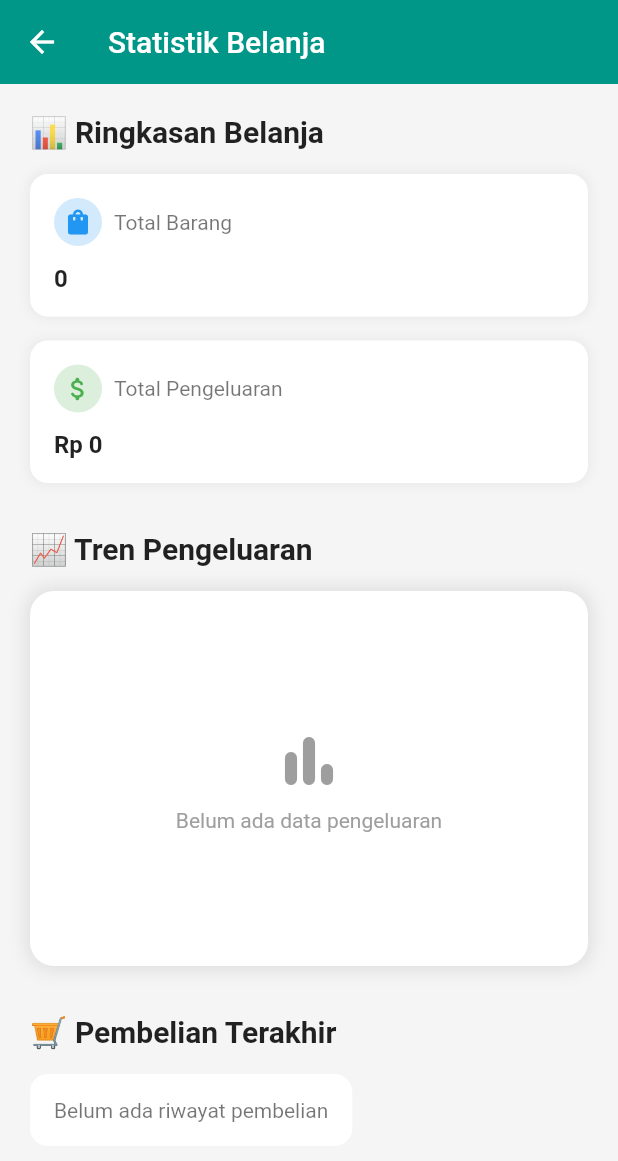
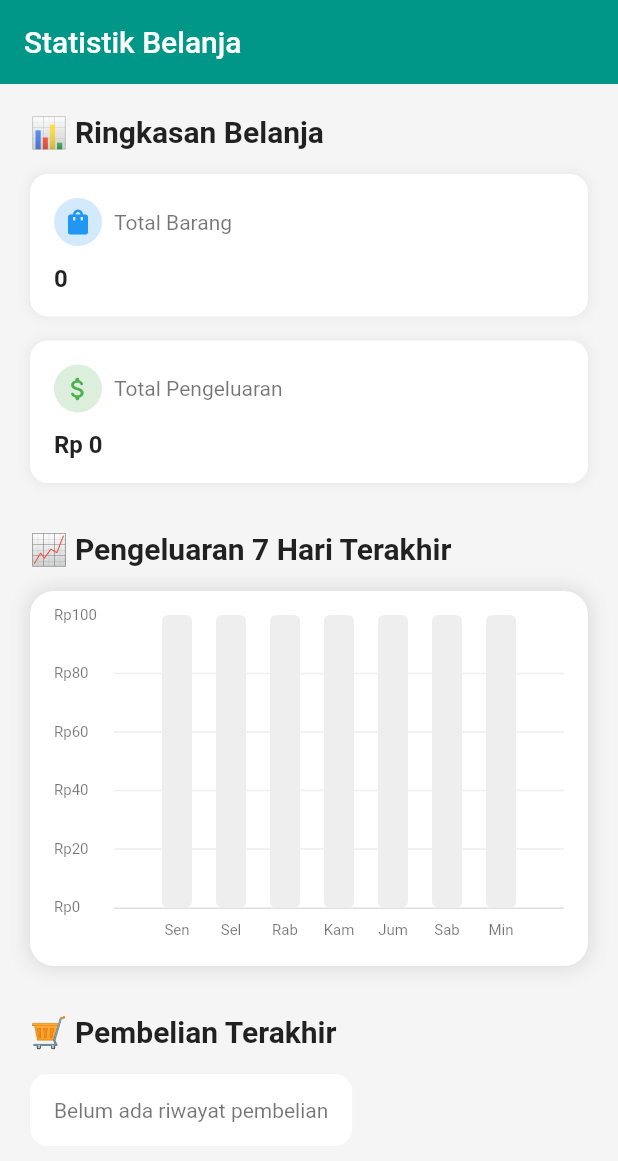
Before and after one commit to isyanaariprabhaa/project_uas_smartbuy, a Flutter app: the StatistikScreen screen opened directly, on a phone screen of 412 x 824 dp. Shown: the top 1161 px of the screen. Run offline on Flutter 3.47's test engine with Material 3 defaults, Android fonts, the phone set to English and light mode, and no system bars; drawn by our look-alikes of fl_chart; our stand-ins replace image_picker, share_plus, shared_preferences, sqflite; accounts and stored records are empty.

Commit message:
Pembaruan Fitur

```diff
--- a/lib/screens/item_detail_screen.dart
+++ b/lib/screens/item_detail_screen.dart
@@ -17,7 +17,7 @@ class ItemDetailScreen extends StatelessWidget {
       nama: item.nama,
       harga: item.harga,
       status: 'Sudah Dibeli',
-      tanggal: item.tanggal,
+      tanggal: DateFormat('dd-MM-yyyy').format(DateTime.now()),
       foto: item.foto,
     );
     await DatabaseHelper.instance.updateItem(updated);
@@ -252,7 +252,7 @@ class ItemDetailScreen extends StatelessWidget {
                   _buildDetailSection(
                     context,
                     icon: Icons.calendar_today_rounded,
-                    label: "Tanggal Ditambahkan",
+                    label: item.status == 'Sudah Dibeli' ? "Tanggal Dibeli" : "Tanggal Ditambahkan",
                     value: DateFormat('dd MMMM yyyy', 'id_ID').format(
                       DateFormat('dd-MM-yyyy').parse(item.tanggal)
                     ),
--- a/lib/screens/profile_screen.dart
+++ b/lib/screens/profile_screen.dart
@@ -76,6 +76,7 @@ class _ProfileScreenState extends State<ProfileScreen> {
             backgroundColor: theme.primaryColor,
             foregroundColor: Colors.white,
             elevation: 0,
+            automaticallyImplyLeading: false,
             actions: [
               IconButton(
                 icon: Icon(Icons.edit_rounded),
--- a/lib/screens/riwayat_screen.dart
+++ b/lib/screens/riwayat_screen.dart
@@ -49,6 +49,7 @@ class _RiwayatScreenState extends State<RiwayatScreen> {
         backgroundColor: theme.primaryColor,
         foregroundColor: Colors.white,
         elevation: 0,
+        automaticallyImplyLeading: false,
       ),
       body:
           _isLoading
--- a/lib/screens/statistik_screen.dart
+++ b/lib/screens/statistik_screen.dart
@@ -73,6 +73,7 @@ class _StatistikScreenState extends State<StatistikScreen> {
         backgroundColor: primaryColor,
         foregroundColor: Colors.white,
         elevation: 0,
+        automaticallyImplyLeading: false,
       ),
       body: RefreshIndicator(
         onRefresh: _refreshData,
@@ -165,7 +166,7 @@ class _StatistikScreenState extends State<StatistikScreen> {
 
                       // Bar Chart
                       Text(
-                        "📈 Tren Pengeluaran",
+                        "📈 Pengeluaran 7 Hari Terakhir",
                         style: theme.textTheme.titleLarge?.copyWith(
                           fontWeight: FontWeight.bold,
                           color: isDark ? Colors.white : Colors.black87,
@@ -186,29 +187,10 @@ class _StatistikScreenState extends State<StatistikScreen> {
                             ),
                           ],
                         ),
-                        child: totalHarga > 0
-                          ? BarChartWidget(
+                        child: BarChartWidget(
                           total: totalHarga,
                           isDark: isDark,
-                            )
-                          : Center(
-                              child: Column(
-                                mainAxisAlignment: MainAxisAlignment.center,
-                                children: [
-                                  Icon(
-                                    Icons.bar_chart_rounded,
-                                    size: 48,
-                                    color: isDark ? Colors.grey[400] : Colors.grey[500],
-                                  ),
-                                  SizedBox(height: 8),
-                                  Text(
-                                    "Belum ada data pengeluaran",
-                                    style: theme.textTheme.bodyMedium?.copyWith(
-                                      color: isDark ? Colors.grey[400] : Colors.grey[500],
-                                    ),
-                                  ),
-                                ],
-                              ),
+                          purchasedItems: purchasedItems,
                         ),
                       ),
                       const SizedBox(height: 32),
@@ -376,40 +358,52 @@ class _StatistikScreenState extends State<StatistikScreen> {
 class BarChartWidget extends StatelessWidget {
   final int total;
   final bool isDark;
+  final List<ItemBelanja> purchasedItems;
 
-  const BarChartWidget({required this.total, required this.isDark});
+  const BarChartWidget({
+    required this.total,
+    required this.isDark,
+    required this.purchasedItems,
+  });
 
   @override
   Widget build(BuildContext context) {
     final theme = Theme.of(context);
     final primaryColor = theme.primaryColor;
 
-    // Prevent division by zero
-    final maxY = total > 0 ? (total * 1.2).toDouble() : 100.0;
+    // Generate daily data for last 7 days
+    final dailyData = _generateDailyData();
+    final maxY = dailyData.values.fold(0.0, (max, value) => value > max ? value : max);
+    final chartMaxY = maxY > 0 ? (maxY * 1.2) : 100.0;
 
     return BarChart(
       BarChartData(
         alignment: BarChartAlignment.center,
-        maxY: maxY,
+        maxY: chartMaxY,
         minY: 0,
-        barGroups: [
-          BarChartGroupData(
-            x: 0,
+        barGroups: dailyData.entries.map((entry) {
+          final index = entry.key;
+          final value = entry.value;
+          // Map: 0 = 6 days ago (left), 6 = today (right)
+          return BarChartGroupData(
+            x: index,
             barRods: [
               BarChartRodData(
-                toY: total.toDouble(),
-                width: 40,
-                borderRadius: BorderRadius.circular(8),
-                color: isDark ? Colors.tealAccent : primaryColor,
+                toY: value,
+                width: 20,
+                borderRadius: BorderRadius.circular(4),
+                color: value > 0
+                    ? (isDark ? Colors.tealAccent : primaryColor)
+                    : (isDark ? Colors.white12 : Colors.grey[300]),
                 backDrawRodData: BackgroundBarChartRodData(
                   show: true,
-                  toY: maxY,
+                  toY: chartMaxY,
                   color: isDark ? Colors.white12 : Colors.grey[200],
                 ),
               ),
             ],
-          ),
-        ],
+          );
+        }).toList(),
         titlesData: FlTitlesData(
           leftTitles: AxisTitles(
             sideTitles: SideTitles(
@@ -426,6 +420,7 @@ class BarChartWidget extends StatelessWidget {
                     ).format(value),
                     style: theme.textTheme.bodySmall?.copyWith(
                       color: isDark ? Colors.white60 : Colors.black54,
+                      fontSize: 10,
                     ),
                   ),
                 );
@@ -435,13 +430,26 @@ class BarChartWidget extends StatelessWidget {
           bottomTitles: AxisTitles(
             sideTitles: SideTitles(
               showTitles: true,
-              getTitlesWidget:
-                  (value, meta) => Text(
-                    "Total Pengeluaran",
+              getTitlesWidget: (value, meta) {
+                // Calculate the date for each bar position
+                final now = DateTime.now();
+                final targetDate = now.subtract(Duration(days: 6 - value.toInt()));
+
+                // Get day name in Indonesian
+                final dayNames = ['Min', 'Sen', 'Sel', 'Rab', 'Kam', 'Jum', 'Sab'];
+                final dayIndex = targetDate.weekday % 7; // Convert to 0-based index
+
+                return Padding(
+                  padding: const EdgeInsets.only(top: 8),
+                  child: Text(
+                    dayNames[dayIndex],
                     style: theme.textTheme.bodySmall?.copyWith(
                       color: isDark ? Colors.white60 : Colors.black54,
+                      fontSize: 10,
                     ),
                   ),
+                );
+              },
             ),
           ),
           rightTitles: AxisTitles(sideTitles: SideTitles(showTitles: false)),
@@ -450,8 +458,7 @@ class BarChartWidget extends StatelessWidget {
         gridData: FlGridData(
           show: true,
           drawVerticalLine: false,
-          getDrawingHorizontalLine:
-              (value) => FlLine(
+          getDrawingHorizontalLine: (value) => FlLine(
             color: isDark ? Colors.white10 : Colors.grey[200],
             strokeWidth: 1,
           ),
@@ -468,4 +475,51 @@ class BarChartWidget extends StatelessWidget {
       ),
     );
   }
+
+  Map<int, double> _generateDailyData() {
+    final Map<int, double> dailyData = {};
+
+    // Initialize with 0 for last 7 days
+    for (int i = 0; i < 7; i++) {
+      dailyData[i] = 0.0;
     }
+
+    // Get current date (start of day)
+    final now = DateTime.now();
+    final today = DateTime(now.year, now.month, now.day);
+    print('Current date: ${today.day}-${today.month}-${today.year} (${today.weekday})');
+
+    // Process purchased items
+    for (final item in purchasedItems) {
+      try {
+        // Parse item date (format: "dd-MM-yyyy")
+        final dateParts = item.tanggal.split('-');
+        if (dateParts.length == 3) {
+          final day = int.parse(dateParts[0]);
+          final month = int.parse(dateParts[1]);
+          final year = int.parse(dateParts[2]);
+          final itemDate = DateTime(year, month, day);
+
+          // Calculate days difference (comparing dates only)
+          final difference = today.difference(itemDate).inDays;
+
+          print('Item: ${item.nama}, Date: ${item.tanggal}, Difference: $difference days');
+
+          // If item is within last 7 days
+          if (difference >= 0 && difference < 7) {
+            // Map to correct index: 0 = 6 days ago, 6 = today
+            final dayIndex = 6 - difference; // Reverse the mapping
+            dailyData[dayIndex] = (dailyData[dayIndex] ?? 0) + item.harga.toDouble();
+            print('Mapped to index: $dayIndex');
+          }
+        }
+      } catch (e) {
+        // Skip items with invalid date format
+        print('Error parsing date: ${item.tanggal} - $e');
+        continue;
+      }
+    }
+
+    return dailyData;
+  }
+}
--- a/lib/screens/tips_screen.dart
+++ b/lib/screens/tips_screen.dart
@@ -88,6 +88,7 @@ class TipsScreen extends StatelessWidget {
         backgroundColor: theme.primaryColor,
         foregroundColor: Colors.white,
         elevation: 0,
+        automaticallyImplyLeading: false,
       ),
       body: ListView.separated(
         padding: EdgeInsets.all(padding),
@@ -153,7 +154,14 @@ class TipsScreen extends StatelessWidget {
       ),
       floatingActionButton: FloatingActionButton(
         onPressed: () {
-          // Add functionality to share tips
+          // Share all tips
+          final allTipsText = tips.map((tip) =>
+            '${tip["judul"]}: ${tip["deskripsi"]}'
+          ).join('\n\n');
+
+          final shareText = '💡 Tips Hemat Belanja dari SmartBuy:\n\n$allTipsText\n\nDownload SmartBuy untuk mengelola wishlist dan anggaran belanja Anda!';
+
+          Share.share(shareText, subject: 'Tips Hemat Belanja');
         },
         backgroundColor: theme.primaryColor,
         child: Icon(
--- a/lib/screens/wishlist_screen.dart
+++ b/lib/screens/wishlist_screen.dart
@@ -211,6 +211,7 @@ class _WishlistScreenState extends State<WishlistScreen> {
         backgroundColor: primaryColor,
         foregroundColor: Colors.white,
         elevation: 0,
+        automaticallyImplyLeading: false,
       ),
       body:
           isLoading
```
Lines whose indentation alone changed are shown as unchanged.
